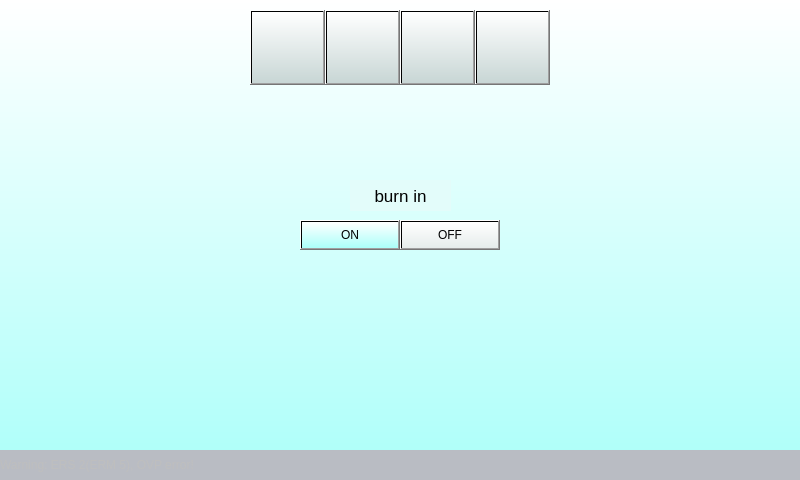
First picture: the form in mainwindow.ui, repository Keithsys730/ERC_UI_DEMO, before the edit.
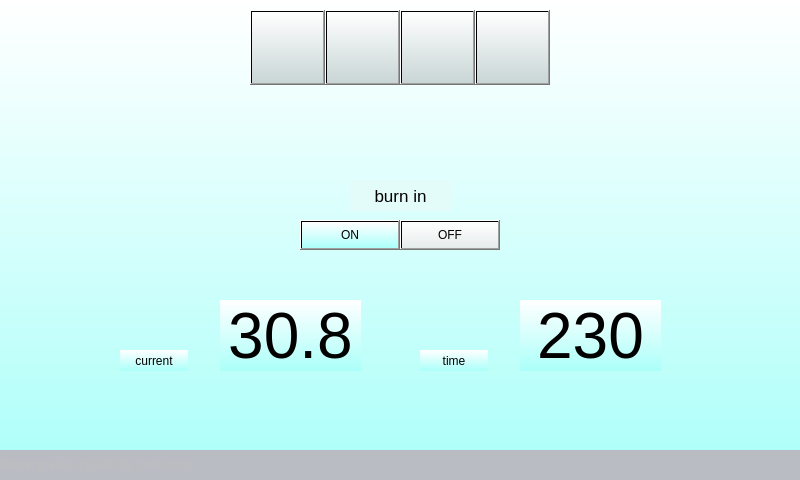
Second picture: the form after the edit. Icons and pictures are not drawn.

Commit message: Add mode, settings, time, and burn time labels.

Diff of the .ui file:
```diff
--- a/mainwindow.ui
+++ b/mainwindow.ui
@@ -28,6 +28,11 @@
     <height>480</height>
    </size>
   </property>
+  <property name="font">
+   <font>
+    <pointsize>36</pointsize>
+   </font>
+  </property>
   <property name="windowTitle">
    <string>MainWindow</string>
   </property>
@@ -206,6 +211,80 @@
      <string>Warning: ERS 2(ERM 5), OVP error!</string>
     </property>
    </widget>
+   <widget class="QLabel" name="modeLabel">
+    <property name="geometry">
+     <rect>
+      <x>120</x>
+      <y>350</y>
+      <width>68</width>
+      <height>21</height>
+     </rect>
+    </property>
+    <property name="text">
+     <string>current</string>
+    </property>
+    <property name="alignment">
+     <set>Qt::AlignCenter</set>
+    </property>
+   </widget>
+   <widget class="QLabel" name="burnSetLabel">
+    <property name="geometry">
+     <rect>
+      <x>220</x>
+      <y>300</y>
+      <width>141</width>
+      <height>71</height>
+     </rect>
+    </property>
+    <property name="font">
+     <font>
+      <pointsize>48</pointsize>
+     </font>
+    </property>
+    <property name="text">
+     <string>30.8</string>
+    </property>
+    <property name="alignment">
+     <set>Qt::AlignCenter</set>
+    </property>
+   </widget>
+   <widget class="QLabel" name="burnTimeLabel">
+    <property name="geometry">
+     <rect>
+      <x>520</x>
+      <y>300</y>
+      <width>141</width>
+      <height>71</height>
+     </rect>
+    </property>
+    <property name="font">
+     <font>
+      <pointsize>48</pointsize>
+     </font>
+    </property>
+    <property name="text">
+     <string>230</string>
+    </property>
+    <property name="alignment">
+     <set>Qt::AlignCenter</set>
+    </property>
+   </widget>
+   <widget class="QLabel" name="timeLabel_3">
+    <property name="geometry">
+     <rect>
+      <x>420</x>
+      <y>350</y>
+      <width>68</width>
+      <height>21</height>
+     </rect>
+    </property>
+    <property name="text">
+     <string>time</string>
+    </property>
+    <property name="alignment">
+     <set>Qt::AlignCenter</set>
+    </property>
+   </widget>
   </widget>
  </widget>
  <layoutdefault spacing="6" margin="11"/>
```
